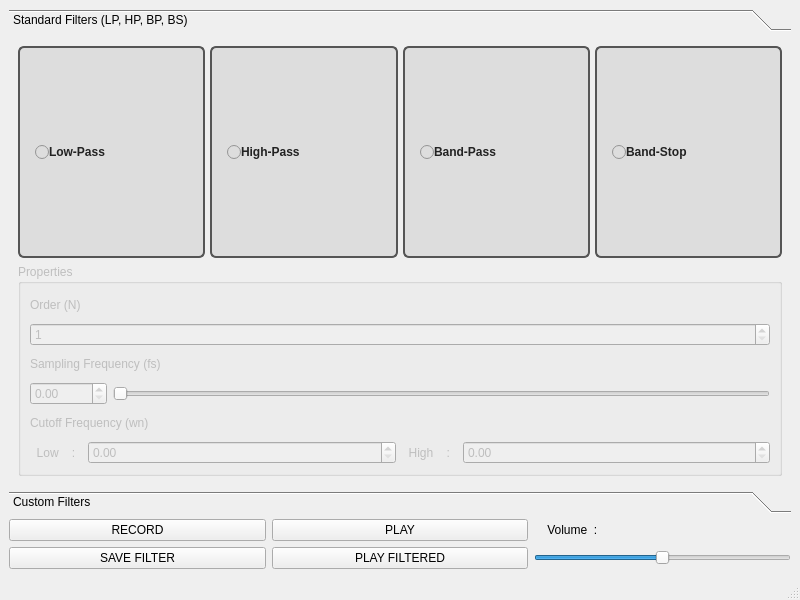
Before: the Qt Designer form mainwindow.ui in Rishab-S-K/voice_filter, drawn with Qt 5.
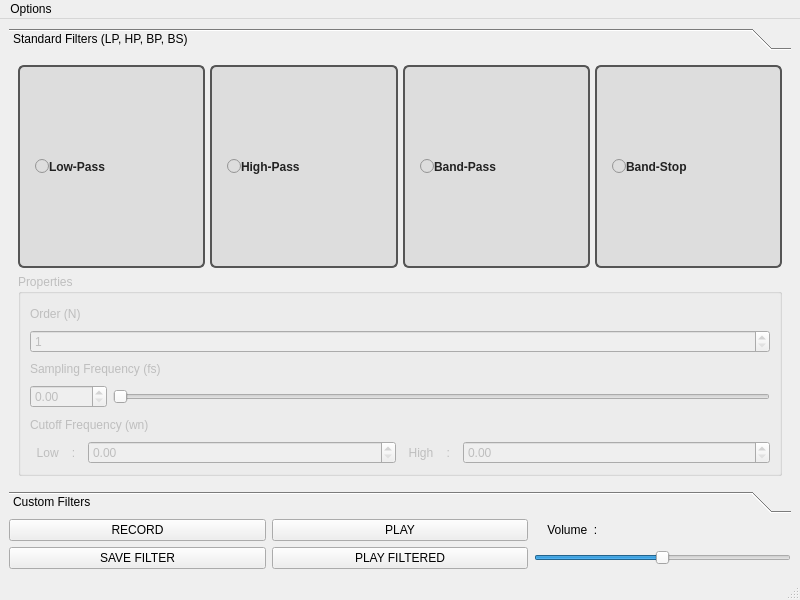
After: the same form once the commit is applied.

Commit message: Added option to load WAV files

Patch:
```diff
--- a/mainwindow.ui
+++ b/mainwindow.ui
@@ -26,7 +26,7 @@
          <x>0</x>
          <y>0</y>
          <width>782</width>
-         <height>438</height>
+         <height>417</height>
         </rect>
        </property>
        <attribute name="label">
@@ -399,6 +399,40 @@
    </layout>
   </widget>
   <widget class="QStatusBar" name="statusbar"/>
+  <widget class="QMenuBar" name="menuBar">
+   <property name="geometry">
+    <rect>
+     <x>0</x>
+     <y>0</y>
+     <width>800</width>
+     <height>21</height>
+    </rect>
+   </property>
+   <widget class="QMenu" name="menuOptions">
+    <property name="title">
+     <string>Options</string>
+    </property>
+    <addaction name="actionLoad_Default_Recording"/>
+    <addaction name="actionLoad_Your_Own_File"/>
+    <addaction name="actionExit"/>
+   </widget>
+   <addaction name="menuOptions"/>
+  </widget>
+  <action name="actionLoad_Default_Recording">
+   <property name="text">
+    <string>Load Default Recording</string>
+   </property>
+  </action>
+  <action name="actionLoad_Your_Own_File">
+   <property name="text">
+    <string>Load Your Own File</string>
+   </property>
+  </action>
+  <action name="actionExit">
+   <property name="text">
+    <string>Exit</string>
+   </property>
+  </action>
  </widget>
  <resources/>
  <connections/>
```
Left out of the diff: 2 changed lines with no effect on the pictures. The commit also changes 2 other files.
